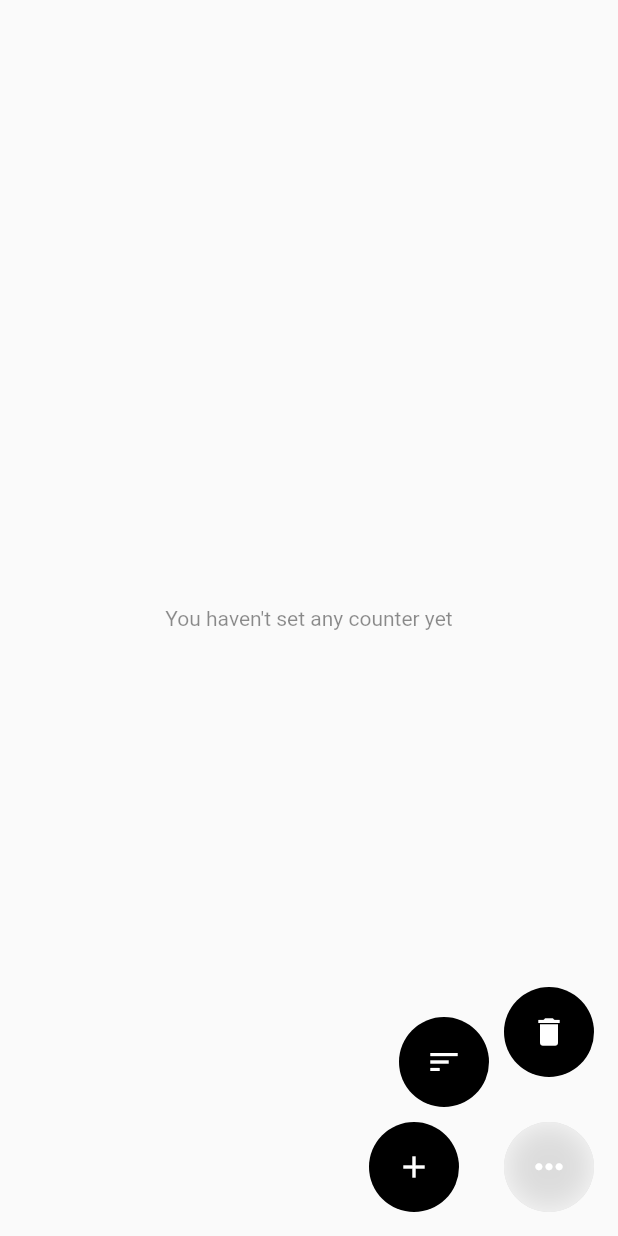
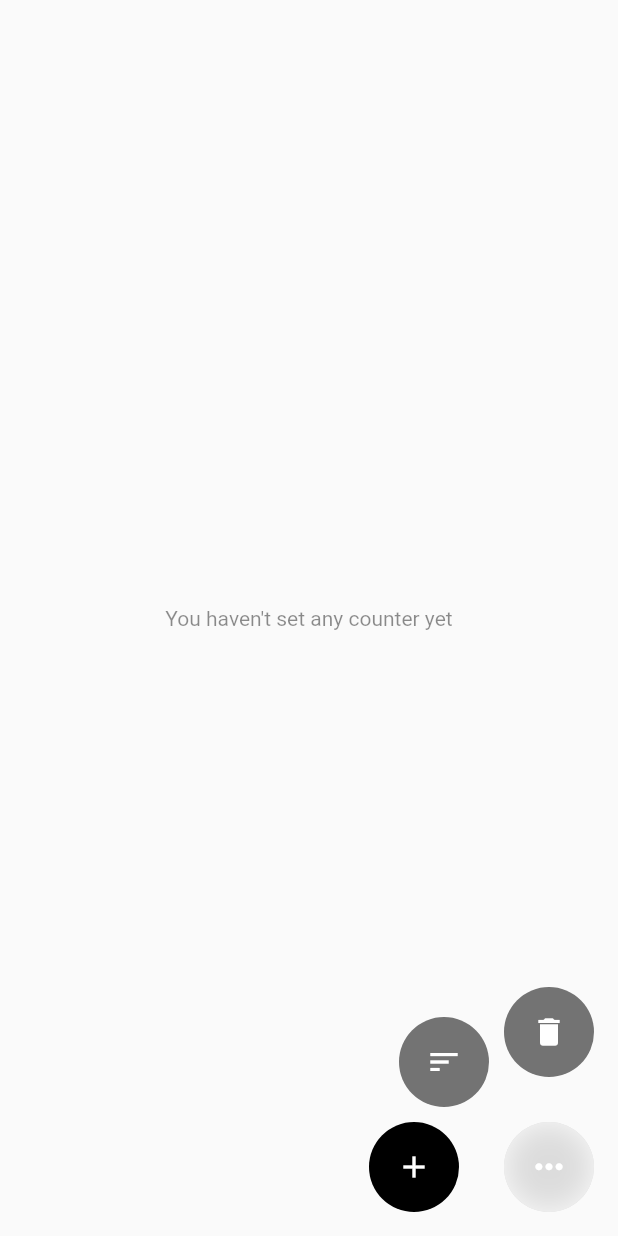
Before and after one commit to kutay-dev/till, a Flutter app: the screen it shows after launch, after a tap on the "keyboard control" icon, on a phone screen of 412 x 824 dp. Run offline on Flutter 3.47's test engine with Material 2 defaults, Android fonts, the phone set to English and light mode, and no system bars; our stand-ins replace fluttertoast, get_storage, image_picker, percent_indicator.

Commit message:
now floating buttons have disabled color

```diff
--- a/lib/main.dart
+++ b/lib/main.dart
@@ -436,8 +436,8 @@ class _MainState extends State<Main> {
                       showAddCounterSheet();
                     } else {
                       deleteAllCounters();
-                      animateFloatingButtons();
                     }
+                    animateFloatingButtons();
                   },
                 ),
               ),
@@ -455,9 +455,9 @@ class _MainState extends State<Main> {
               child: Container(
                 width: 60,
                 height: 60,
-                decoration: const BoxDecoration(
-                  color: Colors.black,
-                  borderRadius: BorderRadius.all(
+                decoration: BoxDecoration(
+                  color: counterObj.isEmpty ? Colors.black54 : Colors.black,
+                  borderRadius: const BorderRadius.all(
                     Radius.circular(100),
                   ),
                 ),
@@ -500,9 +500,9 @@ class _MainState extends State<Main> {
               child: Container(
                 width: 60,
                 height: 60,
-                decoration: const BoxDecoration(
-                  color: Colors.black,
-                  borderRadius: BorderRadius.all(
+                decoration: BoxDecoration(
+                  color: counterObj.isEmpty ? Colors.black54 : Colors.black,
+                  borderRadius: const BorderRadius.all(
                     Radius.circular(100),
                   ),
                 ),
@@ -510,7 +510,9 @@ class _MainState extends State<Main> {
                   color: Colors.white,
                   icon: const Icon(Icons.delete),
                   onPressed: () {
-                    animateDeleteButtons();
+                    if (counterObj.isNotEmpty) {
+                      animateDeleteButtons();
+                    }
                   },
                 ),
               ),
```
